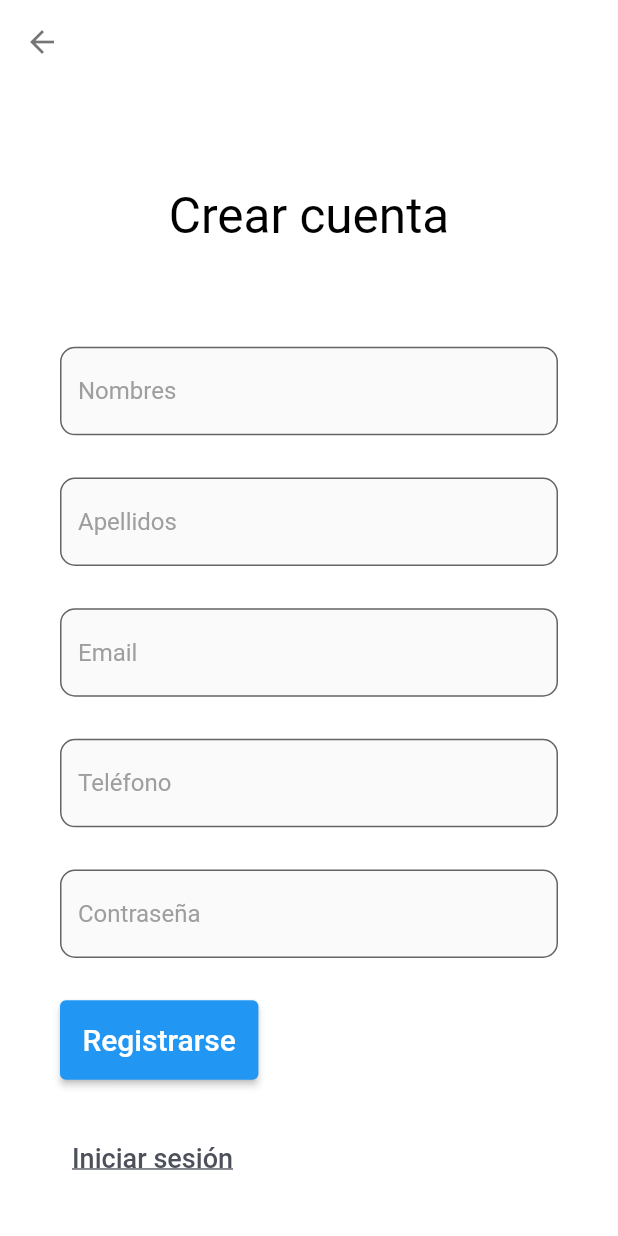
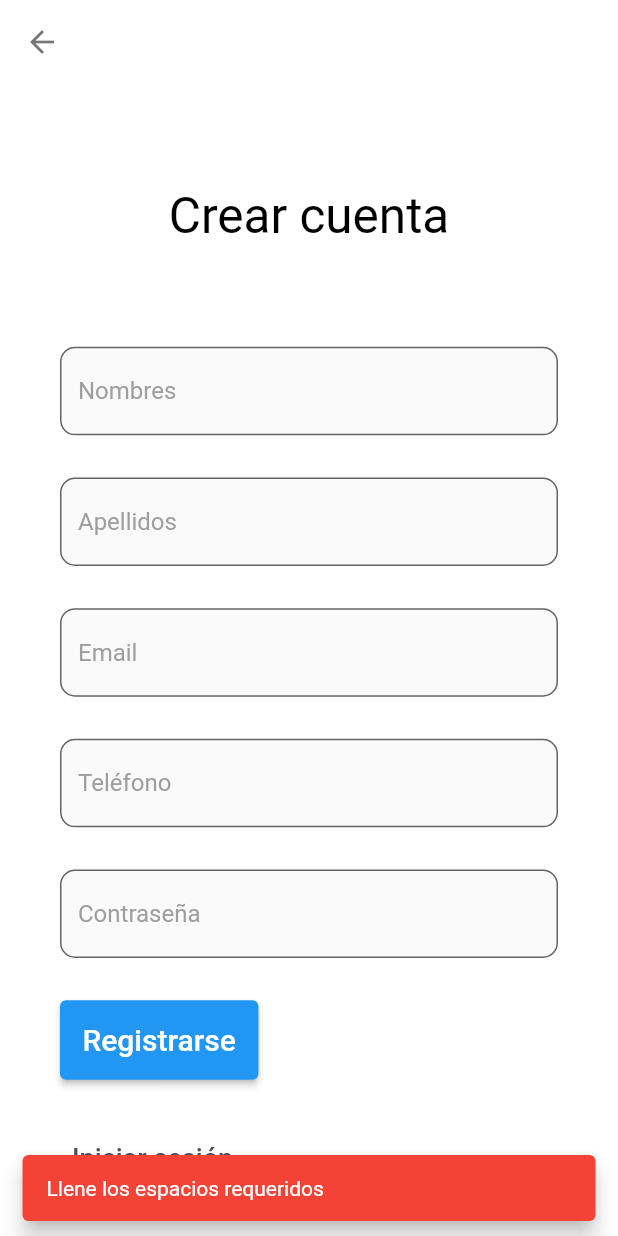
Before and after one commit to Davix002/app_de_libros, a Flutter app: the MyRegister screen opened directly, after a tap on "Registrarse", on a phone screen of 412 x 824 dp. Run offline on Flutter 3.47's test engine with Material 2 defaults, Android fonts, the phone set to English and light mode, and no system bars; our stand-ins replace cloud_firestore, firebase_core, html_unescape; missing offline and left inert: material_color_generator; accounts and stored records are empty.

Commit message:
anadido mensaje llenar espacios requeridos

```diff
--- a/lib/register.dart
+++ b/lib/register.dart
@@ -184,6 +184,8 @@ class _MyRegisterState extends State<MyRegister> {
                     notifica("Usuario registrado con exito", Colors.green);
                     entrarPagina(const MyLogin());
                   }
+                } else {
+                  notifica("Llene los espacios requeridos", Colors.red);
                 }
               },
             ),
@@ -200,6 +202,8 @@ class _MyRegisterState extends State<MyRegister> {
                         notifica("Usuario registrado con exito", Colors.green);
                         entrarPagina(const MyLogin());
                       }
+                    } else {
+                      notifica("Llene los espacios requeridos", Colors.red);
                     }
                   },
                   style: const ButtonStyle(
```
